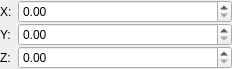
Qt form src/tools/hlam/qt/widgets/Vector3Edit.ui (SamVanheer/HalfLifeAssetManager) before a commit.
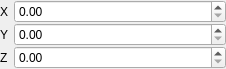
The same form after that commit.

Patch:
```diff
--- a/src/tools/hlam/qt/widgets/Vector3Edit.ui
+++ b/src/tools/hlam/qt/widgets/Vector3Edit.ui
@@ -6,7 +6,7 @@
    <rect>
     <x>0</x>
     <y>0</y>
-    <width>232</width>
+    <width>226</width>
     <height>60</height>
    </rect>
   </property>
@@ -38,7 +38,7 @@
       </sizepolicy>
      </property>
      <property name="text">
-      <string>X:</string>
+      <string>X</string>
      </property>
     </widget>
    </item>
@@ -51,7 +51,7 @@
       </sizepolicy>
      </property>
      <property name="text">
-      <string>Y:</string>
+      <string>Y</string>
      </property>
     </widget>
    </item>
@@ -64,7 +64,7 @@
       </sizepolicy>
      </property>
      <property name="text">
-      <string>Z:</string>
+      <string>Z</string>
      </property>
     </widget>
    </item>
```
